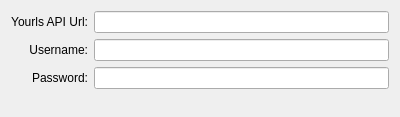
This is plugins/shorteners/yourls/yourlsprefs.ui in KDE/choqok as Qt 5 draws it before an edit. The edited form follows.
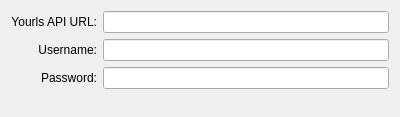
This is the edited form. Custom widgets are drawn as their Qt base class.

What changed in the file:
```diff
--- a/plugins/shorteners/yourls/yourlsprefs.ui
+++ b/plugins/shorteners/yourls/yourlsprefs.ui
@@ -14,7 +14,7 @@
    <item row="0" column="1">
     <widget class="QLabel" name="label_3">
      <property name="text">
-      <string>Yourls API Url:</string>
+      <string>Yourls API URL:</string>
      </property>
      <property name="alignment">
       <set>Qt::AlignRight|Qt::AlignTrailing|Qt::AlignVCenter</set>
```
